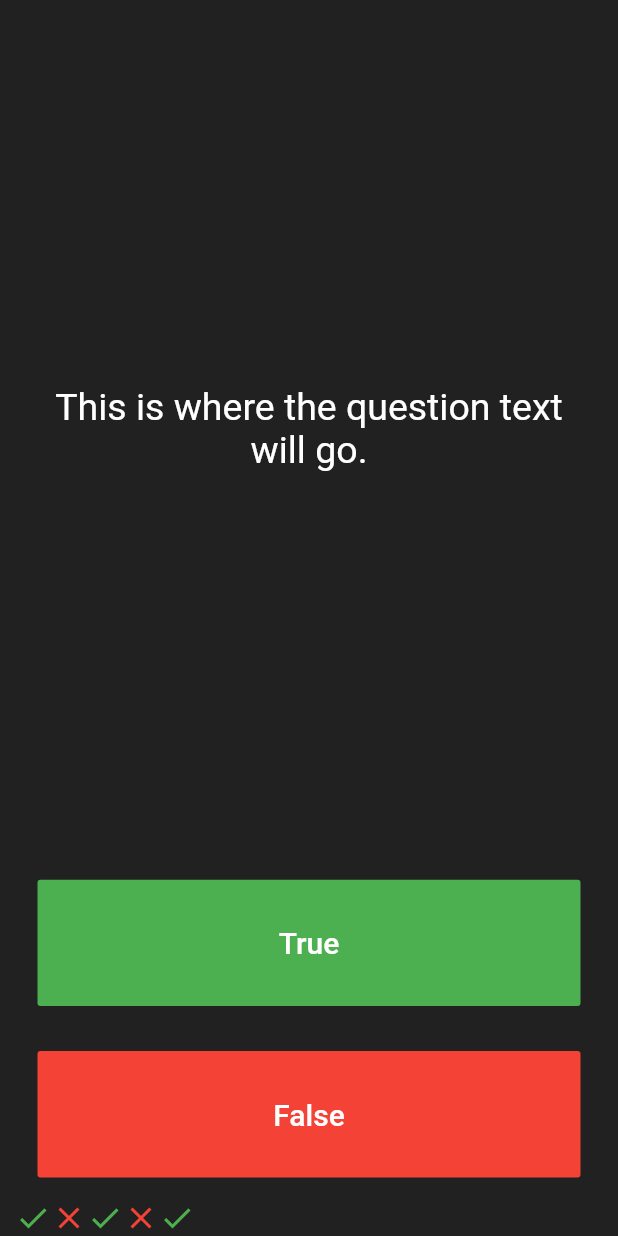
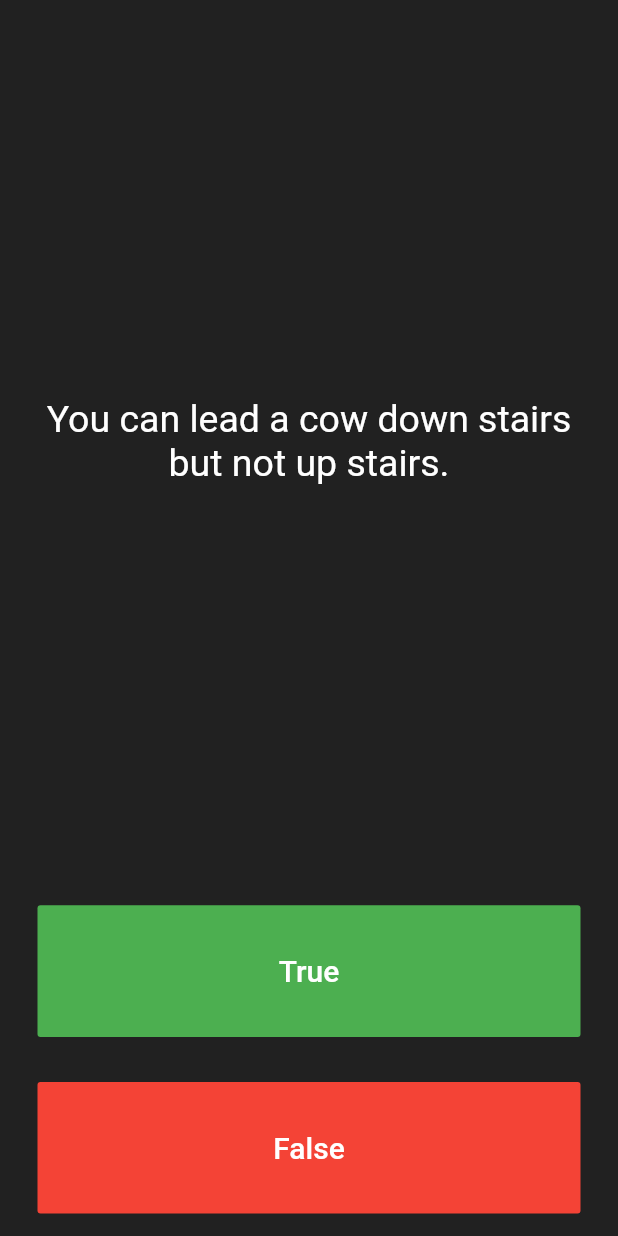
Before and after one commit to marianneleal/quizzler, a Flutter app: the screen it shows after launch, after a tap on "True", on a phone screen of 412 x 824 dp. Run offline on Flutter 3.47's test engine with Material 2 defaults, Android fonts, the phone set to English and light mode, and no system bars.

Commit message:
questions list

```diff
--- a/lib/main.dart
+++ b/lib/main.dart
@@ -27,17 +27,11 @@ class QuizPage extends StatefulWidget {
 }
 
 class _QuizPageState extends State<QuizPage> {
-  List<Icon> scoreKeeper = [
-    Icon(
-      Icons.check,
-      color: Colors.green,
-    ),
-    Icon(Icons.close, color: Colors.red),
-    Icon(
-      Icons.check,
-      color: Colors.green,
-    ),
-    Icon(Icons.close, color: Colors.red),
+  List<Icon> scoreKeeper = [];
+  List<String> questions = [
+    'You can lead a cow down stairs but not up stairs.',
+    'Approximately one quarter of human bones are in the feet.',
+    'A slug\'s blood is green.',
   ];
 
   @override
@@ -52,7 +46,7 @@ class _QuizPageState extends State<QuizPage> {
             padding: EdgeInsets.all(10.0),
             child: Center(
               child: Text(
-                'This is where the question text will go.',
+                questions[0],
                 textAlign: TextAlign.center,
                 style: TextStyle(
                   fontSize: 25.0,
@@ -77,14 +71,6 @@ class _QuizPageState extends State<QuizPage> {
               ),
               onPressed: () {
                 //The user picked true.
-                setState(() {
-                  scoreKeeper.add(
-                    Icon(
-                      Icons.check,
-                      color: Colors.green,
-                    ),
-                  );
-                });
               },
             ),
           ),
@@ -103,12 +89,6 @@ class _QuizPageState extends State<QuizPage> {
               ),
               onPressed: () {
                 //The user picked false.
-                setState(() {
-                  scoreKeeper.add(Icon(
-                    Icons.close,
-                    color: Colors.red,
-                  ));
-                });
               },
             ),
           ),
```
